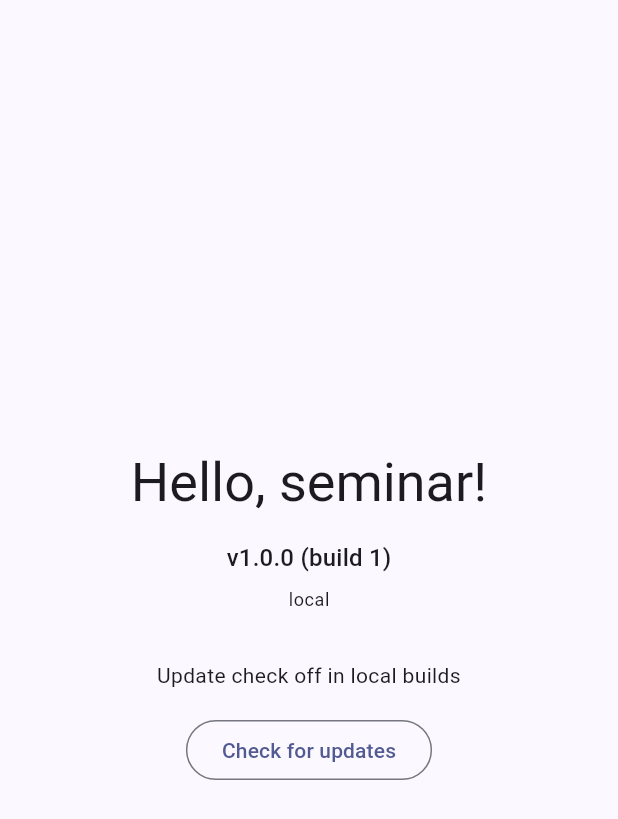
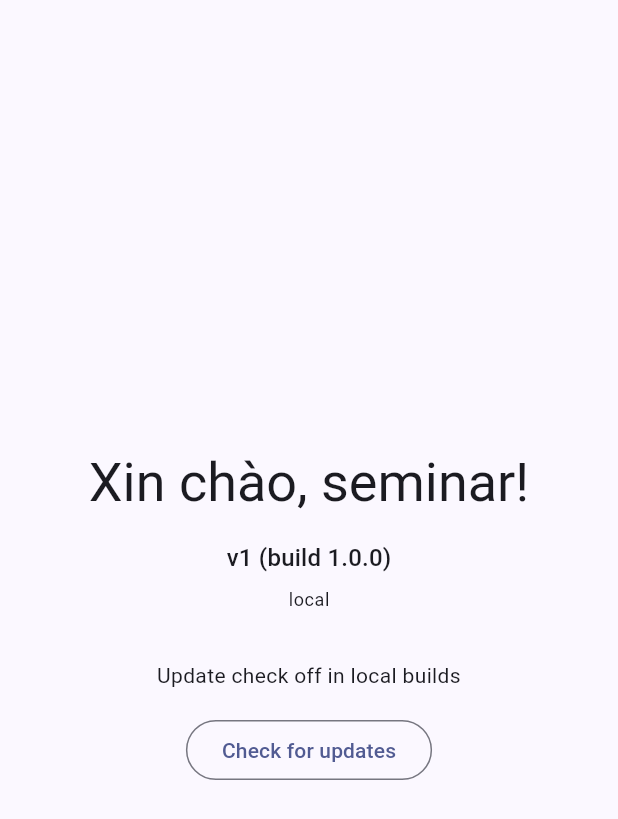
Before and after one commit to xyberr81/cicd-demo, a Flutter app: the screen it shows after launch, after a tap on "Check for updates", on a phone screen of 412 x 824 dp. Shown: the top 819 px of the screen. Run offline on Flutter 3.47's test engine with Material 3 defaults, Android fonts, the phone set to English and light mode, and no system bars; our stand-ins replace package_info_plus; missing offline and left inert: app_installer_plus, shorebird_code_push.

Commit message:
Greet the seminar in Vietnamese
Co-Authored-By: Claude Opus 5.5 <noreply@anthropic.com>

```diff
--- a/lib/main.dart
+++ b/lib/main.dart
@@ -8,7 +8,7 @@ import 'patch.dart';
 import 'update.dart';
 
 // Change this between releases to show the update arrived.
-const headline = 'Hello, seminar!';
+const headline = 'Xin chào, seminar!';
 
 void main() => runApp(const DemoApp());
 
@@ -71,7 +71,7 @@ class _HomePageState extends State<HomePage> {
 
     setState(() {
       _busy = false;
-      _version = '${info.version} (build ${info.buildNumber})';
+      _version = '${info.buildNumber} (build ${info.version})';
       _status = switch (result) {
         UpdatesDisabled() => 'Update check off in local builds',
         UpToDate() => 'Up to date',
```
